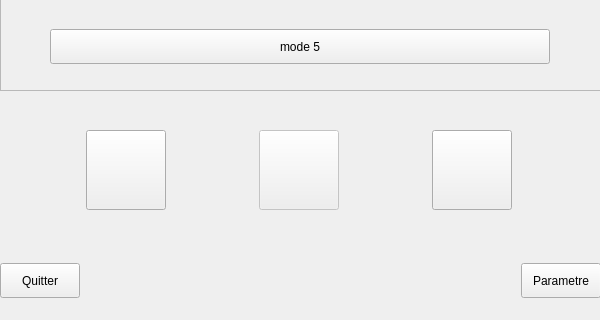
Above: CArreraUI.ui from Arrera-Software/Arrera-Interface before the change; both pictures show x 0 to 600 and y 380 to 700 of the 600 by 700 pixel window. Below: the same form after it.
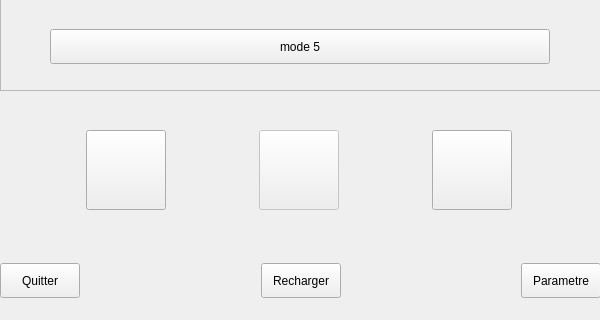
That is the form after the change. Icons and pictures are not drawn.

```diff
--- a/CArreraUI.ui
+++ b/CArreraUI.ui
@@ -271,7 +271,33 @@
        </property>
        <property name="sizeHint" stdset="0">
         <size>
-         <width>35</width>
+         <width>40</width>
+         <height>20</height>
+        </size>
+       </property>
+      </spacer>
+     </item>
+     <item>
+      <widget class="QPushButton" name="IDC_RELOAD">
+       <property name="minimumSize">
+        <size>
+         <width>0</width>
+         <height>35</height>
+        </size>
+       </property>
+       <property name="text">
+        <string>Recharger</string>
+       </property>
+      </widget>
+     </item>
+     <item>
+      <spacer name="horizontalSpacer_2">
+       <property name="orientation">
+        <enum>Qt::Horizontal</enum>
+       </property>
+       <property name="sizeHint" stdset="0">
+        <size>
+         <width>40</width>
          <height>20</height>
         </size>
        </property>
```
